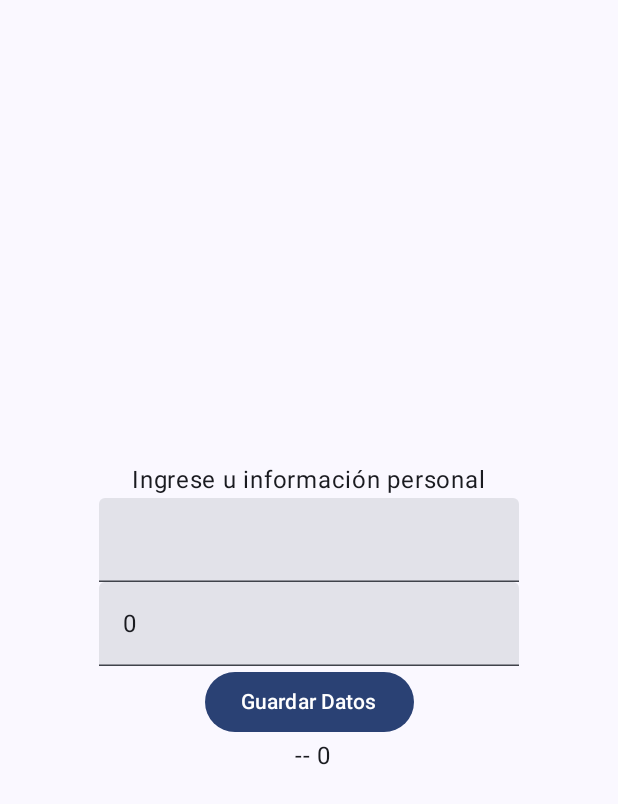
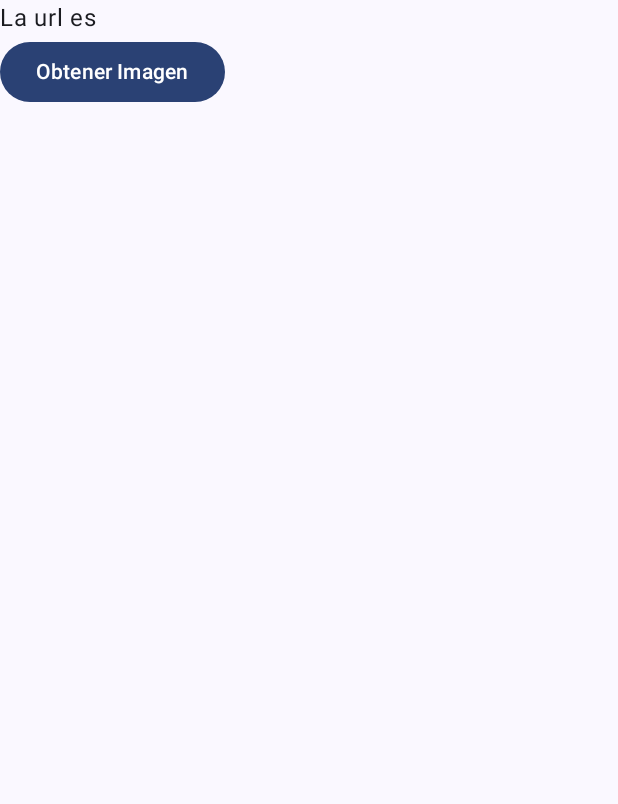
Before and after one commit to yhrslzr/androidStudioProjects, an Android app built with Jetpack Compose: the screen it shows after launch (MainActivity), on a phone screen of 412 x 824 dp. Shown: the top 804 px of the screen. Run offline under Robolectric (Android 15) with nearby library versions, the phone set to English and light mode, and no system bars; network calls fail; 1 statement that could not run was skipped.

Commit message:
Temas Parcial 3 - Retrofit / API
Signed-off-by: Yahir Salazar <yahir.salazarortiz0113@gmail.com>

```diff
--- a/app/build.gradle.kts
+++ b/app/build.gradle.kts
@@ -54,6 +54,8 @@
     implementation(libs.androidx.navigation.compose)
     implementation(libs.kotlinx.coroutines.android)
     implementation(libs.androidx.datastore.preferences.android)
+    implementation(libs.retrofit2.retrofit)
+    implementation(libs.converter.gson)
     testImplementation(libs.junit)
     androidTestImplementation(libs.androidx.junit)
     androidTestImplementation(libs.androidx.espresso.core)
--- a/app/src/main/AndroidManifest.xml
+++ b/app/src/main/AndroidManifest.xml
@@ -1,6 +1,8 @@
 <?xml version="1.0" encoding="utf-8"?>
 <manifest xmlns:android="http://schemas.android.com/apk/res/android"
     xmlns:tools="http://schemas.android.com/tools">
+
+    <uses-permission android:name="android.permission.INTERNET" />
 
     <application
         android:allowBackup="true"
--- a/app/src/main/java/com/yso/holamundito/MainActivity.kt
+++ b/app/src/main/java/com/yso/holamundito/MainActivity.kt
@@ -7,13 +7,13 @@
 import androidx.compose.foundation.layout.Column
 import androidx.compose.foundation.layout.fillMaxSize
 import androidx.compose.foundation.layout.padding
+import androidx.compose.material3.Button
 import androidx.compose.material3.Scaffold
 import androidx.compose.material3.Text
 import androidx.compose.runtime.Composable
 import androidx.compose.ui.Modifier
 import androidx.compose.ui.tooling.preview.Preview
-import com.yso.holamundito.trabajos_p2.datastore.VistaInfocita
-import com.yso.holamundito.trabajos_p2.listado.viewmodels.ModeloVistaEstudiantito
+import com.yso.holamundito.trabajos_p3.api.ViewModelPerrito
 import com.yso.holamundito.ui.theme.HolaMunditoTheme
 
 class MainActivity : ComponentActivity() {
@@ -24,11 +24,25 @@
             HolaMunditoTheme {
                 Scaffold(modifier = Modifier.fillMaxSize()) { innerPadding ->
                     //VistaCajitaTextito()
+                    /*Column(modifier = Modifier.padding(innerPadding)) {
+                        ModeloVistaEstudiantito()
+                        Vistanfocita()
+
+                    }*/
+
+                    /* ACTIVIDAD RETROFIT */
                     Column(modifier = Modifier.padding(innerPadding)) {
-                        ModeloVistaEstudiantito()
-                        VistaInfocita()
+                        val viewModelPerrito = ViewModelPerrito()
+                        viewModelPerrito.mostrarImagenAleatoria()
+                        Text(text = "La url es ${viewModelPerrito.urlImage}")
+                        Button(onClick = {
+                            viewModelPerrito.mostrarImagenAleatoria()
+                        }) {
+                            Text(text = "Obtener Imagen")
+                        }
+                    }
 
-                    }
+
                 }
             }
         }
--- /dev/null
+++ b/app/src/main/java/com/yso/holamundito/trabajos_p3/api/API.kt
@@ -0,0 +1,26 @@
+package com.yso.holamundito.trabajos_p3.api
+
+import android.util.Log
+
+class API {
+    private val service = RetrofitHelper.getRetrofitService()
+
+    suspend fun getImagenAleatoria(): String {
+        val msg: String
+        val response = service.getRandomImage()
+
+        // https:///dog.ceo/api/breeds/image/random
+        /*obtenemos la respuesta y aplicamos la logica de que deseamos hacer con los campos*/
+        msg = if (response.body()?.estatus.equals("success")) {
+            response.body()?.mensaje ?: "-- NO HAY IMAGEN --"
+        } else {
+            "NO fue exitoso"
+        }
+
+        // debug
+        Log.d("API_PRUEBA", "status es " + response.body()?.estatus)
+        Log.d("API_PRUEBA ", "message es " + response.body()?.mensaje)
+        return msg
+    }
+
+}
--- /dev/null
+++ b/app/src/main/java/com/yso/holamundito/trabajos_p3/api/InterfacitaAPI.kt
@@ -0,0 +1,21 @@
+package com.yso.holamundito.trabajos_p3.api
+
+import retrofit2.Response
+import retrofit2.http.GET
+
+interface InterfacitaAPI {
+
+    /*
+    Aquí solo se definen las urls relativas, parámetros y tipo de respuesta
+    */
+
+    fun suma(a: Int, b: Int)
+
+    fun resta(a: Int, b: Int)
+
+    @GET("breeds/image/random")
+    suspend fun getRandomImage(): Response<ImaginitaRandom>
+
+    /* dentro de los paréntesis (): Response, son los parámetros GET/POST */
+
+}
--- /dev/null
+++ b/app/src/main/java/com/yso/holamundito/trabajos_p3/api/RetrofitHelper.kt
@@ -0,0 +1,19 @@
+package com.yso.holamundito.trabajos_p3.api
+
+import retrofit2.Retrofit
+import retrofit2.converter.gson.GsonConverterFactory
+
+object RetrofitHelper {
+    //Configurar retrofit , creamos el objeto retrofi
+    private const val URL_BASE = "https://dog.ceo/api/"
+
+    fun getRetrofitService(): InterfacitaAPI {
+        val retrofit = Retrofit.Builder()
+            .baseUrl(URL_BASE)
+            .addConverterFactory(GsonConverterFactory.create())
+            .build()
+
+        val service: InterfacitaAPI = retrofit.create(InterfacitaAPI::class.java)
+        return service
+    }
+}
--- /dev/null
+++ b/app/src/main/java/com/yso/holamundito/trabajos_p3/api/ViewModelPerrito.kt
@@ -0,0 +1,26 @@
+package com.yso.holamundito.trabajos_p3.api
+
+import androidx.compose.runtime.getValue
+import androidx.compose.runtime.mutableStateOf
+import androidx.compose.runtime.setValue
+import androidx.lifecycle.ViewModel
+import androidx.lifecycle.viewModelScope
+import kotlinx.coroutines.Dispatchers
+import kotlinx.coroutines.launch
+import kotlinx.coroutines.withContext
+
+class ViewModelPerrito : ViewModel() {
+
+    var urlImage by mutableStateOf("")
+        private set
+
+    fun mostrarImagenAleatoria() {
+        viewModelScope.launch {
+            withContext(Dispatchers.IO) {
+                urlImage = API().getImagenAleatoria()
+            }
+        }
+    }
+
+
+}
--- a/gradle/libs.versions.toml
+++ b/gradle/libs.versions.toml
@@ -1,5 +1,6 @@
 [versions]
 agp = "8.9.1"
+converterGson = "2.9.0"
 datastorePreferencesAndroid = "1.1.3"
 kotlin = "2.0.0"
 coreKtx = "1.15.0"
@@ -12,6 +13,7 @@
 composeBom = "2025.03.00"
 materialIconsCoreAndroid = "1.7.8"
 navigationCompose = "2.8.9"
+retrofitVersion = "2.9.0"
 
 [libraries]
 androidx-core-ktx = { group = "androidx.core", name = "core-ktx", version.ref = "coreKtx" }
@@ -19,6 +21,7 @@
 androidx-material-icons-core-android = { module = "androidx.compose.material:material-icons-core-android", version.ref = "materialIconsCoreAndroid" }
 androidx-material-icons-extended-android = { module = "androidx.compose.material:material-icons-extended-android", version.ref = "materialIconsCoreAndroid" }
 androidx-navigation-compose = { module = "androidx.navigation:navigation-compose", version.ref = "navigationCompose" }
+converter-gson = { module = "com.squareup.retrofit2:converter-gson", version.ref = "converterGson" }
 junit = { group = "junit", name = "junit", version.ref = "junit" }
 androidx-junit = { group = "androidx.test.ext", name = "junit", version.ref = "junitVersion" }
 androidx-espresso-core = { group = "androidx.test.espresso", name = "espresso-core", version.ref = "espressoCore" }
@@ -33,6 +36,7 @@
 androidx-ui-test-junit4 = { group = "androidx.compose.ui", name = "ui-test-junit4" }
 androidx-material3 = { group = "androidx.compose.material3", name = "material3" }
 kotlinx-coroutines-android = { module = "org.jetbrains.kotlinx:kotlinx-coroutines-android", version.ref = "kotlinxCoroutinesAndroid" }
+retrofit2-retrofit = { module = "com.squareup.retrofit2:retrofit", version.ref = "retrofitVersion" }
 
 [plugins]
 android-application = { id = "com.android.application", version.ref = "agp" }
```
Also changed, not shown: app/src/main/java/com/yso/holamundito/trabajos_p3/api/ImaginitaRandom.kt (added, +20 -0 lines).
